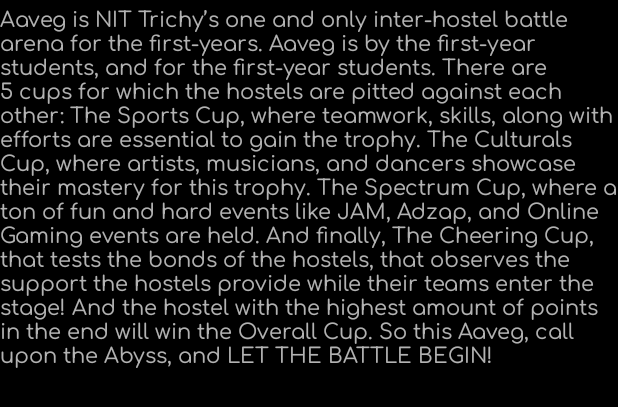
After one commit to AananthV/AavegApp, an Android app: the layout layout_aboutusfrag.xml on its own in the app's theme, with its tools: preview values and no code run, on a phone screen of 412 x 824 dp. The commit adds this screen. Shown: the top 407 px of the screen. Run offline under Robolectric (Android 15) with nearby library versions, the phone set to English and light mode, and no system bars; Roboto replaces fonts that are not available here.

Commit message:
[unstable] partial fix

```diff
--- a/app/src/main/AndroidManifest.xml
+++ b/app/src/main/AndroidManifest.xml
@@ -11,6 +11,7 @@
         android:networkSecurityConfig="@xml/network_security_config"
         android:roundIcon="@mipmap/ic_launcher_round"
         android:supportsRtl="true"
+        android:hardwareAccelerated="true"
         android:theme="@style/AppTheme">
         <activity android:name=".Home.HameedActivity"></activity>
         <activity android:name=".sponsors.SibiActivity" />
@@ -18,12 +19,11 @@
         <activity android:name=".Home.HopeThisWorks" />
         <activity
             android:noHistory="true"
-
+            android:hardwareAccelerated="false"
             android:name=".login.LoginActivity"
             android:screenOrientation="portrait" />
         <activity
             android:name=".MainActivity"
-
             android:screenOrientation="portrait" />
         <activity
             android:name=".splash.SplashActivity"
--- a/app/src/main/java/com/example/aaveg2020/login/LoginActivity.java
+++ b/app/src/main/java/com/example/aaveg2020/login/LoginActivity.java
@@ -61,6 +61,7 @@
         super.onCreate(savedInstanceState);
         setContentView(R.layout.activity_login);
 
+        System.out.println("!!!!!!!!!!login");
         snackbar = Snackbar.make(findViewById(android.R.id.content), "Check your internet and try again.", Snackbar.LENGTH_INDEFINITE);
         /*snackbar.setAction("Retry", new View.OnClickListener() {
             @Override
--- /dev/null
+++ b/app/src/main/res/layout/layout_aboutusfrag.xml
@@ -0,0 +1,16 @@
+<?xml version="1.0" encoding="utf-8"?>
+<LinearLayout
+    xmlns:android="http://schemas.android.com/apk/res/android"
+    android:orientation="vertical"
+    android:layout_width="match_parent"
+    android:layout_height="match_parent"
+    android:background="@color/black"
+    >
+<TextView
+    android:layout_width="match_parent"
+    android:layout_height="match_parent"
+    android:text="Aaveg is NIT Trichy’s one and only inter-hostel battle arena for the first-years. Aaveg is by the first-year students, and for the first-year students. There are 5 cups for which the hostels are pitted against each other: The Sports Cup, where teamwork, skills, along with efforts are essential to gain the trophy. The Culturals Cup, where artists, musicians, and dancers showcase their mastery for this trophy. The Spectrum Cup, where a ton of fun and hard events like JAM, Adzap, and Online Gaming events are held. And finally, The Cheering Cup, that tests the bonds of the hostels, that observes the support the hostels provide while their teams enter the stage! And the hostel with the highest amount of points in the end will win the Overall Cup. So this Aaveg, call upon the Abyss, and LET THE BATTLE BEGIN!"
+    >
+
+</TextView>
+</LinearLayout>
```
Also changed, not shown: app/src/main/java/com/example/aaveg2020/MainActivity.java (+16 -12 lines), app/src/main/java/com/example/aaveg2020/aboutus/AboutUsFrag2.java (added, +21 -0 lines), app/src/main/java/com/example/aaveg2020/aboutus/CurlFragment.java (+22 -6 lines).
